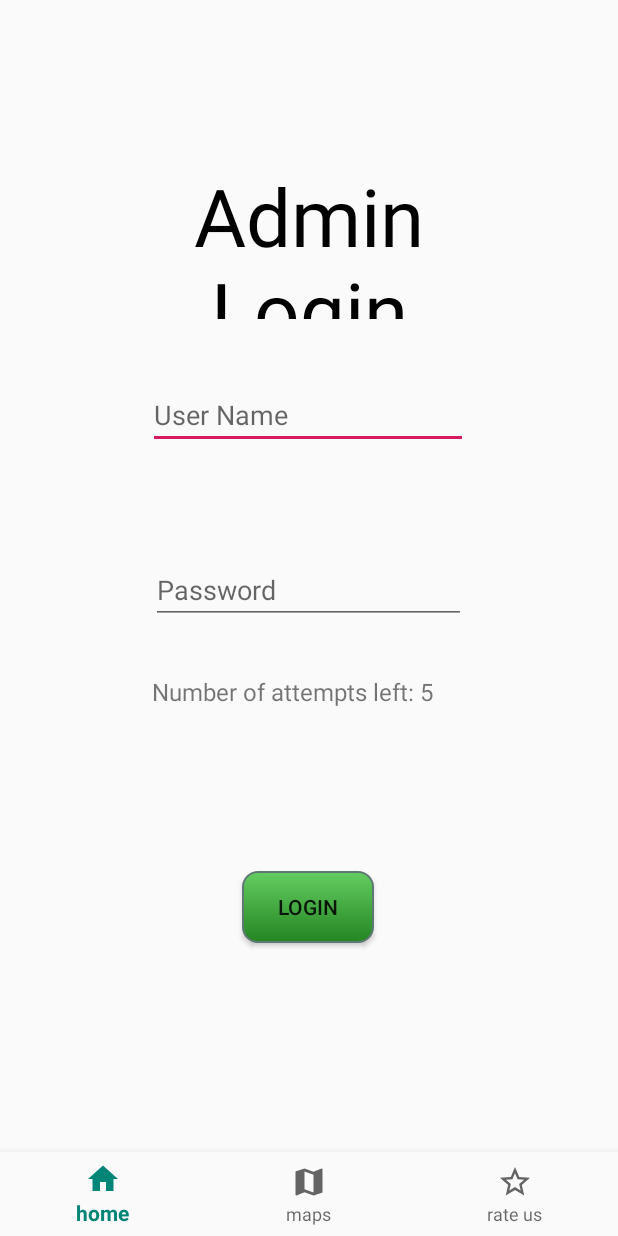
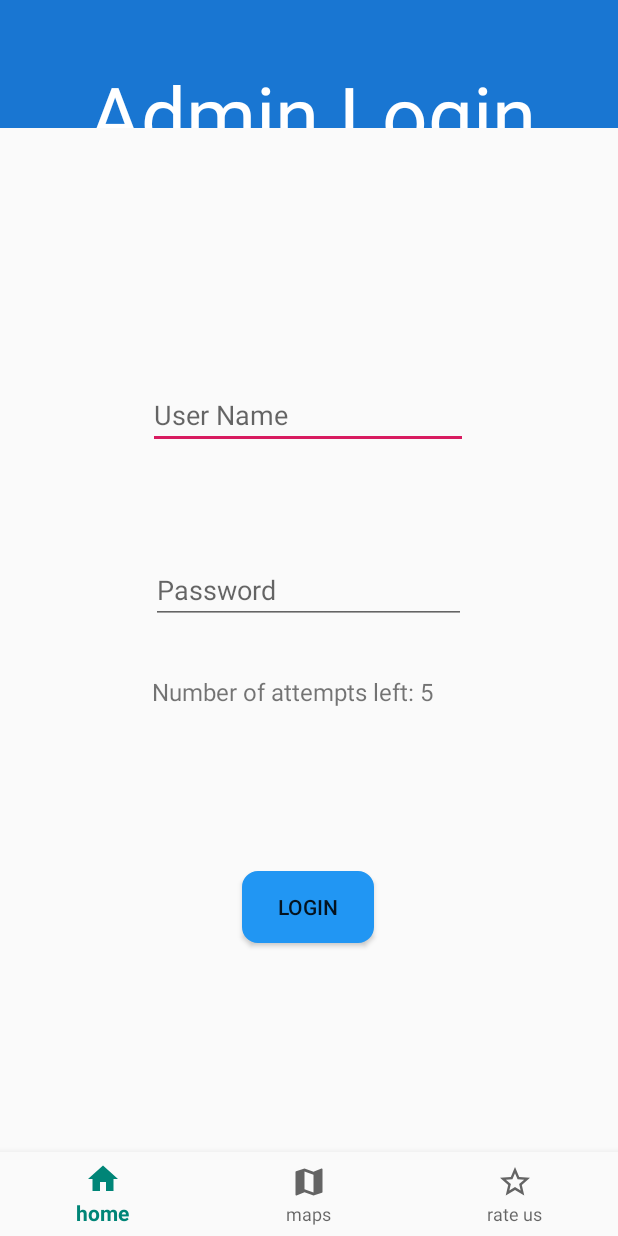
Before and after one commit to ChaoticBlack/cityConnect, an Android app: the screen it shows after launch (adminLogin), after a tap on an icon or button, on a phone screen of 412 x 824 dp. Run offline under Robolectric (Android 15) with nearby library versions, the light colour scheme and no system bars; our stand-ins replace Firebase (no records; nobody signed in at launch, a user with empty details on screens opened directly); libraries missing offline, so code that uses them is left out: org.tensorflow.lite; 1 statement that could not run was skipped.

Commit message:
considerable ui changes

```diff
--- a/app/src/main/java/com/example/camera1/MainActivity.java
+++ b/app/src/main/java/com/example/camera1/MainActivity.java
@@ -112,6 +112,8 @@ public class MainActivity extends AppCompatActivity {
     static double userLat;
     static double userLong;
     static int n;
+    //public String android_id = Settings.Secure.getString(this.getContentResolver(), Settings.Secure.ANDROID_ID);
+
     public static class User {
 
 
--- a/app/src/main/res/drawable/buttonradius.xml
+++ b/app/src/main/res/drawable/buttonradius.xml
@@ -3,22 +3,22 @@
     <item android:state_pressed="true" >
         <shape android:shape="rectangle"  >
             <corners android:radius="3dip" />
-            <stroke android:width="1dip" android:color="#5e7974" />
-            <gradient android:angle="-90" android:startColor="#64CD61" android:endColor="#248522"  />
+            <stroke android:width="1dip" android:color="#2196F3" />
+            <gradient android:angle="-90" android:startColor="#2196F3" android:endColor="#2196F3"  />
         </shape>
     </item>
     <item android:state_focused="true">
         <shape android:shape="rectangle"  >
             <corners android:radius="3dip" />
-            <stroke android:width="1dip" android:color="#64CD61" />
+            <stroke android:width="1dip" android:color="#2196F3" />
             <solid android:color="#58857e"/>
         </shape>
     </item>
     <item >
         <shape android:shape="rectangle"  >
             <corners android:radius="10dip" />
-            <stroke android:width="1dip" android:color="#5e7974" />
-            <gradient android:angle="-90" android:startColor="#64CD61" android:endColor="#248522" />
+            <stroke android:width="1dip" android:color="#2196F3" />
+            <gradient android:angle="-90" android:startColor="#2196F3" android:endColor="#2196F3" />
         </shape>
     </item>
 </selector>
--- a/app/src/main/res/layout/activity_admin_login.xml
+++ b/app/src/main/res/layout/activity_admin_login.xml
@@ -51,17 +51,21 @@
 
     <TextView
         android:id="@+id/textView3"
-        android:layout_width="245dp"
-        android:layout_height="171dp"
-        android:paddingTop="100px"
+        android:layout_width="416dp"
+        android:layout_height="85dp"
+        android:background="#1976D2"
         android:text="Admin Login"
         android:textAlignment="center"
-        android:textColor="#000000"
+        android:textColor="#FFFFFF"
         android:textSize="80px"
+        android:paddingTop="60px"
         app:layout_constraintBottom_toTopOf="@+id/username"
         app:layout_constraintEnd_toEndOf="parent"
+        app:layout_constraintHorizontal_bias="0.0"
         app:layout_constraintStart_toStartOf="parent"
-        app:layout_constraintTop_toTopOf="parent" />
+        app:layout_constraintTop_toTopOf="parent"
+        app:layout_constraintVertical_bias="0.0" />
+
     <com.google.android.material.bottomnavigation.BottomNavigationView
         android:id="@+id/nav_view"
         android:layout_width="0dp"
--- a/app/src/main/res/values/colors.xml
+++ b/app/src/main/res/values/colors.xml
@@ -4,4 +4,5 @@
     <color name="colorPrimaryDark">#00574B</color>
     <color name="colorAccent">#D81B60</color>
     <color name="navbarGreen">#4AAB48</color>
+    <color name="trial1">#8E9AAF</color>
 </resources>
```
Also changed, not shown: app/src/main/res/layout/content_main.xml (+98 -85 lines).
